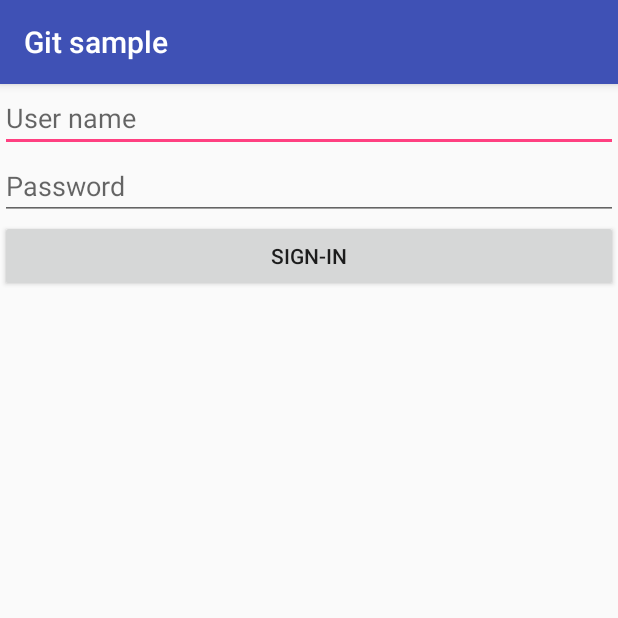
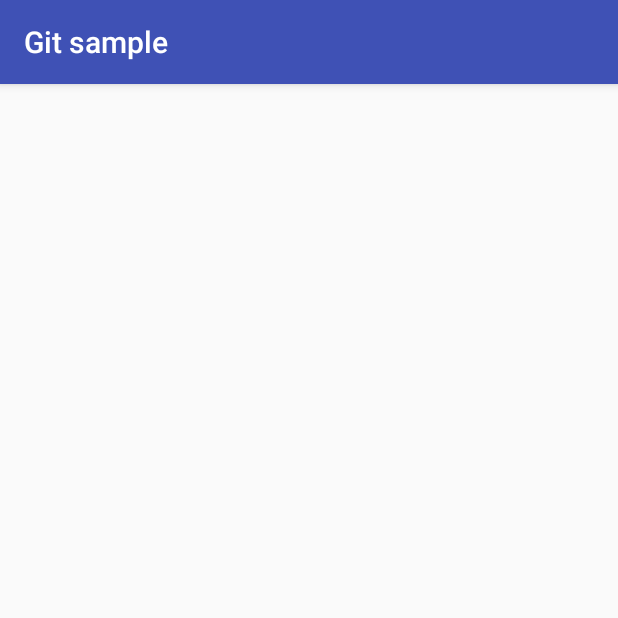
Before and after one commit to Rameshbeandroid/MySample, an Android app: the screen it shows after launch (LoginActivity), on a phone screen of 412 x 824 dp, the top half of it. Run offline under Robolectric (Android 15) with nearby library versions, the phone set to English and light mode, and no system bars.

Commit message:
Layout view removed

```diff
--- a/app/build.gradle
+++ b/app/build.gradle
@@ -1,8 +1,8 @@
 apply plugin: 'com.android.application'
 
 android {
-    compileSdkVersion 26
-    buildToolsVersion '27.0.0'
+    compileSdkVersion 23
+    buildToolsVersion '27.0.2'
     defaultConfig {
         applicationId "com.ramesh.gitsample"
         minSdkVersion 19
--- a/app/src/main/java/com/ramesh/gitsample/ui/login/LoginActivity.java
+++ b/app/src/main/java/com/ramesh/gitsample/ui/login/LoginActivity.java
@@ -2,40 +2,23 @@ package com.ramesh.gitsample.ui.login;
 
 import android.os.Bundle;
 import android.support.v7.app.AppCompatActivity;
-import android.widget.Button;
-import android.widget.EditText;
+import android.util.Log;
 import com.ramesh.gitsample.R;
-import com.squareup.sqlbrite3.BriteDatabase;
-import dagger.android.AndroidInjection;
-import io.reactivex.android.schedulers.AndroidSchedulers;
-import io.reactivex.disposables.Disposable;
-import javax.inject.Inject;
 
-public class LoginActivity extends AppCompatActivity  {
-
-  private EditText etuserName;
-  private EditText etPassWord;
-  private Button btSingIn;
-
+public class LoginActivity extends AppCompatActivity {
 
   @Override protected void onCreate(Bundle savedInstanceState) {
     super.onCreate(savedInstanceState);
     setContentView(R.layout.activity_login);
-    intiUIElement();
-
-  }
-  private void intiUIElement() {
-    etuserName = (EditText) findViewById(R.id.et_user_name);
-    etPassWord = (EditText) findViewById(R.id.et_user_pass_word);
-    btSingIn = (Button) findViewById(R.id.bt_sign_in);
+    displayBranchOne();
   }
 
-
+  private void displayBranchOne() {
+    Log.d("BRANCH"," : BRANCH 01");
+  }
 
   @Override protected void onResume() {
     super.onResume();
-    //disposable = db.createQuery(ListsItem.TABLES, ListsItem.QUERY)
-    //    .mapToList(ListsItem.MAPPER)
-    //    .observeOn(AndroidSchedulers.mainThread());
   }
+
 }
--- a/app/src/main/res/layout/activity_login.xml
+++ b/app/src/main/res/layout/activity_login.xml
@@ -6,25 +6,7 @@
     android:orientation="vertical"
     >
 
-  <EditText
-      android:hint="User name"
-      android:id="@+id/et_user_name"
-      android:layout_width="match_parent"
-      android:layout_height="wrap_content"
-      />
 
-  <EditText
-      android:hint="Password"
-      android:id="@+id/et_user_pass_word"
-      android:layout_width="match_parent"
-      android:layout_height="wrap_content"
-      />
-  <Button
-      android:text="Sign-in"
-      android:id="@+id/bt_sign_in"
-      android:layout_width="match_parent"
-      android:layout_height="wrap_content"
-      />
 
 
 </LinearLayout>
```
